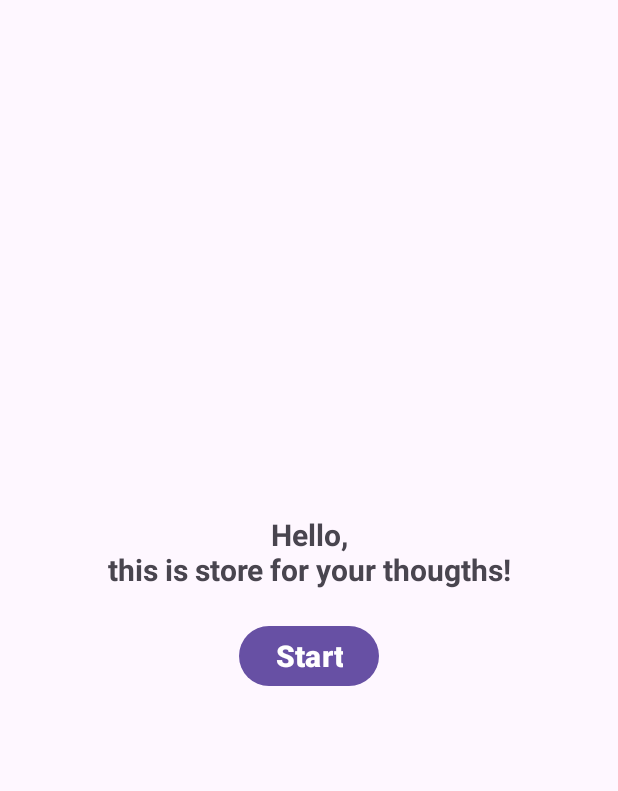
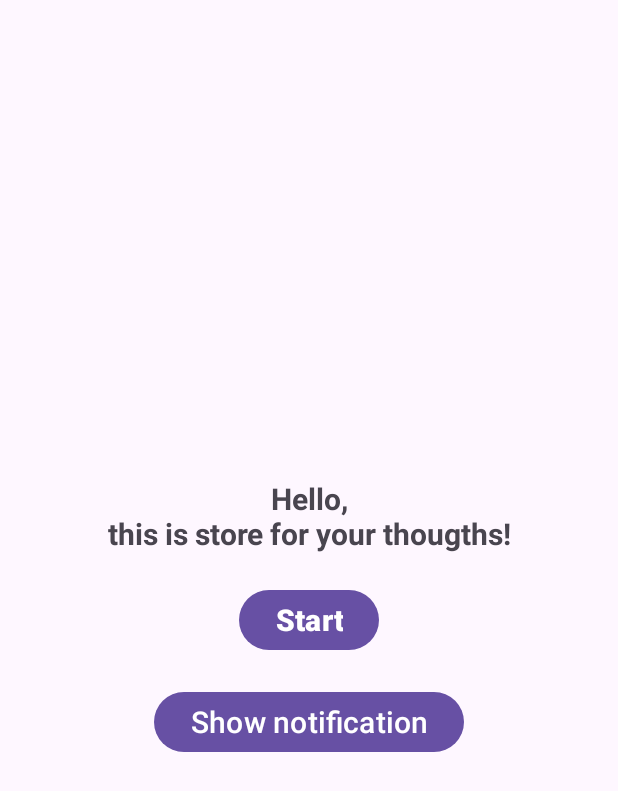
Before and after one commit to TamziF/MIREA_5, an Android app: the screen it shows after launch (MainActivity), on a phone screen of 412 x 824 dp. Shown: the top 791 px of the screen. Run offline under Robolectric (Android 15) with nearby library versions, the phone set to English and light mode, and no system bars.

Commit message:
6 initial commit

```diff
--- a/app/src/main/AndroidManifest.xml
+++ b/app/src/main/AndroidManifest.xml
@@ -1,6 +1,9 @@
 <?xml version="1.0" encoding="utf-8"?>
 <manifest xmlns:android="http://schemas.android.com/apk/res/android"
     xmlns:tools="http://schemas.android.com/tools">
+
+    <uses-permission android:name="android.permission.POST_NOTIFICATIONS"/>
+    <uses-permission android:name="android.permission.SYSTEM_ALERT_WINDOW"/>
 
     <application
         android:allowBackup="true"
--- /dev/null
+++ b/app/src/main/java/com/example/mirea_5/NotificationManager.java
@@ -0,0 +1,55 @@
+package com.example.mirea_5;
+
+import android.Manifest;
+import android.app.NotificationChannel;
+import android.content.Context;
+import android.content.pm.PackageManager;
+import android.widget.Toast;
+
+import androidx.core.app.ActivityCompat;
+import androidx.core.app.NotificationCompat;
+import androidx.core.app.NotificationManagerCompat;
+
+public class NotificationManager {
+
+    private final static String CHANNEL_ID = "channel_id";
+    private final int notificationId = 1;
+
+    NotificationChannel importantChannel = new NotificationChannel("Важные уведомления!", "Важные уведомления!", android.app.NotificationManager.IMPORTANCE_DEFAULT);
+
+    NotificationCompat.Builder builder;
+
+    NotificationManagerCompat notificationManager;
+
+    public NotificationManager(Context context) {
+        builder = new NotificationCompat.Builder(context, importantChannel.getId());
+        notificationManager = NotificationManagerCompat.from(context);
+    }
+
+    public void sendNotification(String title, String text, int drawable, Context context) {
+
+        if (!checkPermission(context)) {
+            Toast.makeText(context, "NOT OK", Toast.LENGTH_SHORT).show();
+            return;
+        }
+        Toast.makeText(context, "OK", Toast.LENGTH_SHORT).show();
+
+        constructNotification(title, text, drawable);
+
+        notificationManager.notify(
+                notificationId, builder.build()
+        );
+    }
+
+    private boolean checkPermission(Context context) {
+        return ActivityCompat.checkSelfPermission(context, Manifest.permission.POST_NOTIFICATIONS) == PackageManager.PERMISSION_GRANTED;
+    }
+
+    private void constructNotification(String title, String text, int drawable) {
+        builder.setSmallIcon(drawable)
+                .setContentTitle(title)
+                .setContentText(text)
+                .setPriority(NotificationCompat.PRIORITY_DEFAULT);
+    }
+
+}
--- a/app/src/main/java/com/example/mirea_5/ui/hello_fragment/HelloFragment.java
+++ b/app/src/main/java/com/example/mirea_5/ui/hello_fragment/HelloFragment.java
@@ -2,6 +2,7 @@ package com.example.mirea_5.ui.hello_fragment;
 
 import android.os.Bundle;
 
+import androidx.annotation.Nullable;
 import androidx.fragment.app.Fragment;
 import androidx.navigation.Navigation;
 
@@ -9,12 +10,22 @@ import android.view.LayoutInflater;
 import android.view.View;
 import android.view.ViewGroup;
 
+import com.example.mirea_5.NotificationManager;
 import com.example.mirea_5.R;
 import com.example.mirea_5.databinding.FragmentHelloBinding;
 
 public class HelloFragment extends Fragment {
 
     private FragmentHelloBinding binding;
+
+    private NotificationManager notificationManager;
+
+    @Override
+    public void onCreate(@Nullable Bundle savedInstanceState) {
+        super.onCreate(savedInstanceState);
+
+        notificationManager = new NotificationManager(requireContext());
+    }
 
     @Override
     public View onCreateView(LayoutInflater inflater, ViewGroup container,
@@ -25,7 +36,20 @@ public class HelloFragment extends Fragment {
                 Navigation.findNavController(v).navigate(R.id.action_helloFragment_to_notes)
         );
 
+        binding.notificationButton.setOnClickListener(v -> {
+            requireActivity().requestPermissions(new String[]{android.Manifest.permission.POST_NOTIFICATIONS}, 1);
+            showNotification();
+        });
+
         return binding.getRoot();
     }
 
+    private void showNotification() {
+        String title = "Hello";
+        String text = "Please, don't forget to write new notes";
+        int drawable = R.drawable.ic_launcher_foreground;
+
+        notificationManager.sendNotification(title, text, drawable, requireContext());
+    }
+
 }
--- a/app/src/main/res/layout/fragment_hello.xml
+++ b/app/src/main/res/layout/fragment_hello.xml
@@ -25,4 +25,11 @@
         android:textSize="20sp"
         android:textStyle="bold" />
 
+    <Button
+        android:id="@+id/notification_button"
+        android:layout_width="wrap_content"
+        android:layout_height="wrap_content"
+        android:text="Show notification"
+        android:textSize="20sp" />
+
 </LinearLayout>
```
